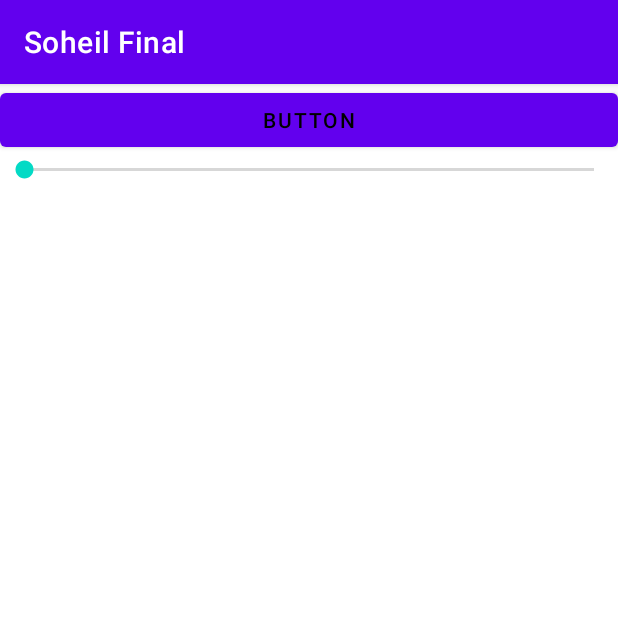
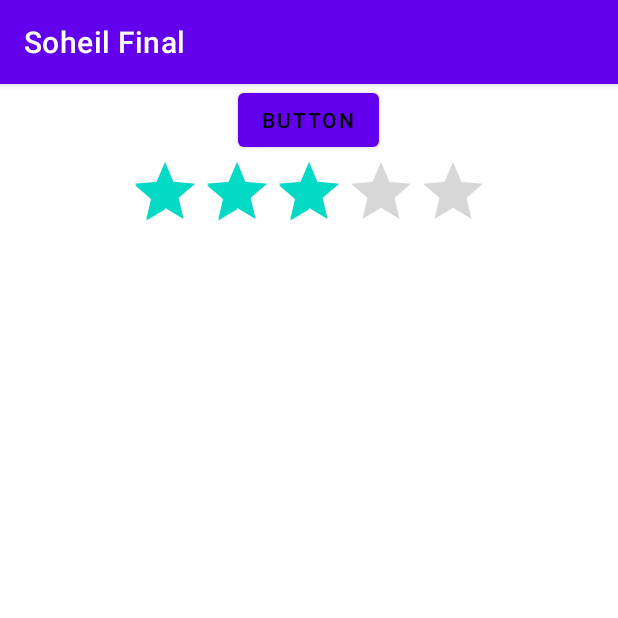
Before and after one commit to S-SHANTI/EDU, an Android app: the screen it shows after launch (MainActivity), on a phone screen of 412 x 824 dp, the top half of it. Run offline under Robolectric (Android 15) with nearby library versions, the phone set to English and light mode, and no system bars.

Commit message:
58. بخش اول ایجاد امتیازدهی با استفاده از RATINGBAR

```diff
--- a/app/src/main/java/com/example/testproject/MainActivity.kt
+++ b/app/src/main/java/com/example/testproject/MainActivity.kt
@@ -1,8 +1,6 @@
 package com.example.testproject
 
-import android.media.AudioManager
 import android.os.Bundle
-import android.widget.SeekBar
 import android.widget.Toast
 import androidx.appcompat.app.AppCompatActivity
 import com.example.testproject.databinding.ActivityMainBinding
@@ -17,37 +15,18 @@ class MainActivity : AppCompatActivity() {
         binding = ActivityMainBinding.inflate(layoutInflater)
         setContentView(binding.root)
 
-        val audiomanager = getSystemService(AUDIO_SERVICE) as AudioManager
+        val shared = getSharedPreferences("test", MODE_PRIVATE )
 
-        binding.seekBar.max = audiomanager.getStreamMaxVolume(AudioManager.STREAM_MUSIC)
-        binding.seekBar.progress = audiomanager.getStreamVolume(AudioManager.STREAM_MUSIC)
+        binding.ratingBar.rating = shared.getFloat("rate",3f)
 
-        binding.seekBar.setOnSeekBarChangeListener(object : SeekBar.OnSeekBarChangeListener {
-            override fun onProgressChanged(
-                seekBar: SeekBar?,
-                progress: Int,
-                fromUser: Boolean
-            ) {
-                audiomanager.setStreamVolume(AudioManager.STREAM_MUSIC, progress, 0)
-            }
+        binding.ratingBar.setOnRatingBarChangeListener { _, rating, _  ->
 
-            override fun onStartTrackingTouch(seekBar: SeekBar?) {
-                Toast.makeText(
-                    this@MainActivity,
-                    seekBar?.progress.toString(),
-                    Toast.LENGTH_SHORT
-                ).show()
-            }
+            val edit = shared.edit()
+            edit.putFloat("rate", rating)
+            edit.apply()
+            Toast.makeText(this,rating.toString(),Toast.LENGTH_SHORT).show()
 
-            override fun onStopTrackingTouch(seekBar: SeekBar?) {
-                Toast.makeText(
-                    this@MainActivity,
-                    seekBar?.progress.toString(),
-                    Toast.LENGTH_SHORT
-                ).show()
-            }
-
-        })
+        }
     }
 
 }
--- a/app/src/main/res/layout/activity_main.xml
+++ b/app/src/main/res/layout/activity_main.xml
@@ -1,26 +1,28 @@
 <?xml version="1.0" encoding="utf-8"?>
-<LinearLayout
-    xmlns:android="http://schemas.android.com/apk/res/android"
+<LinearLayout xmlns:android="http://schemas.android.com/apk/res/android"
     xmlns:tools="http://schemas.android.com/tools"
     android:layout_width="match_parent"
     android:layout_height="match_parent"
+    android:gravity="center_horizontal"
     android:orientation="vertical"
-    android:gravity="center_horizontal"
     tools:context=".MainActivity">
 
 
     <Button
+        android:id="@+id/next"
+        android:layout_width="wrap_content"
+        android:layout_height="wrap_content"
+        android:text="@string/button"
         android:textColor="@color/black"
-        android:id="@+id/button"
-        android:layout_width="match_parent"
+        tools:ignore="TextContrastCheck" />
+
+    <RatingBar
+        android:id="@+id/ratingBar"
+        android:layout_width="wrap_content"
         android:layout_height="wrap_content"
-        android:text="Button" />
-
-    <SeekBar
-
-        android:id="@+id/seekBar"
-        android:layout_width="match_parent"
-        android:layout_height="wrap_content" />
+        android:numStars="5"
+        android:rating="3.5"
+        tools:ignore="SpeakableTextPresentCheck" />
 
 
 </LinearLayout>
--- a/app/src/main/res/values/strings.xml
+++ b/app/src/main/res/values/strings.xml
@@ -10,4 +10,5 @@
     <string name="soheil">soheil</string>
     <string name="on">on</string>
     <string name="off">off</string>
+    <string name="button">Button</string>
 </resources>
```
